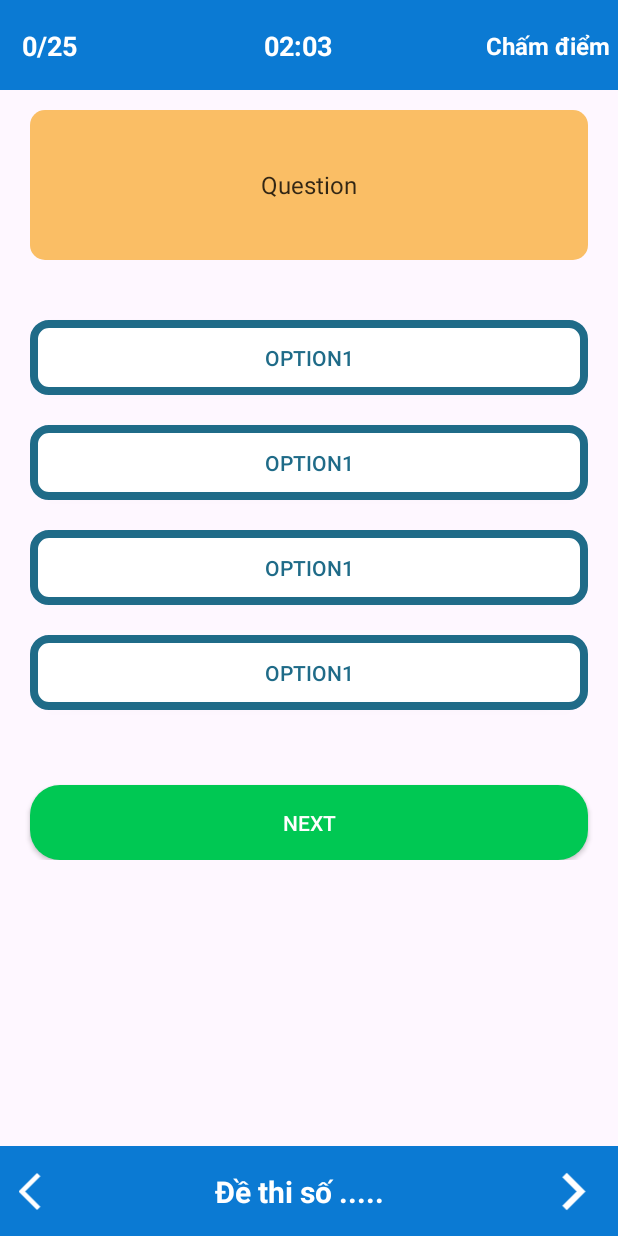
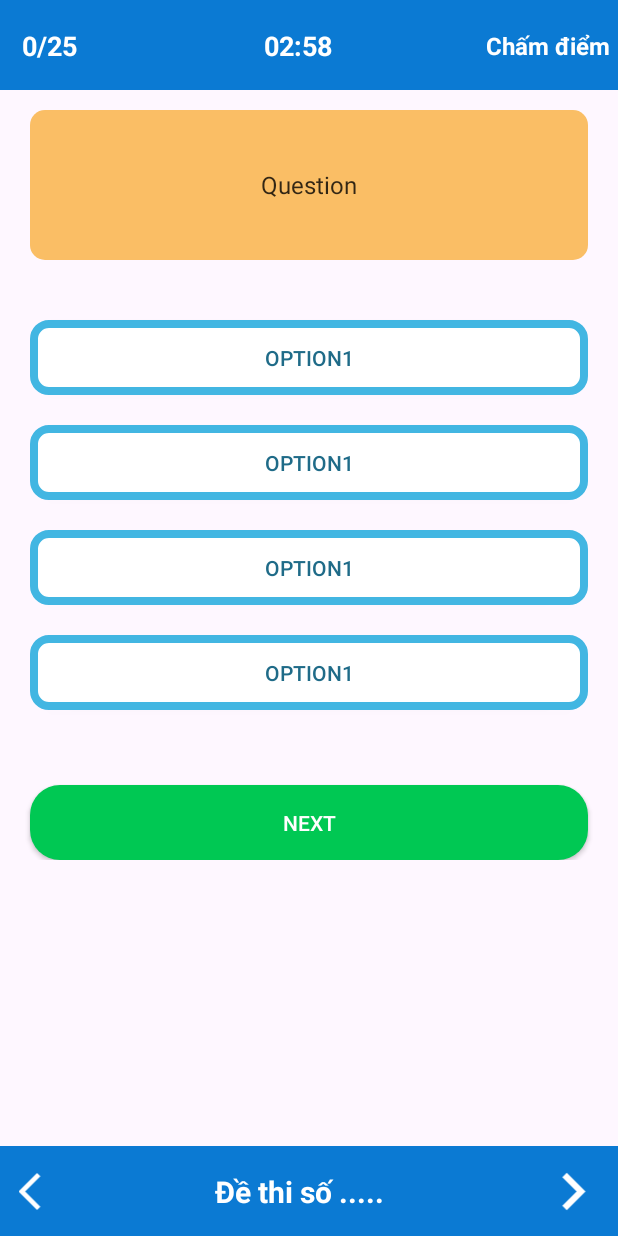
Before and after one commit to trieutct/BTL_LapTrinhMobile, an Android app: the TrangThiActivity screen opened directly, with no data from a screen before it, on a phone screen of 412 x 824 dp. Run offline under Robolectric (Android 15) with nearby library versions, the light colour scheme and no system bars; 1 statement that could not run was skipped.

Commit message:
done khi ấn vào đề thi và lấy đc mã đề thi

```diff
--- a/app/src/main/java/com/example/app_thibanglaixe/TrangThiActivity.java
+++ b/app/src/main/java/com/example/app_thibanglaixe/TrangThiActivity.java
@@ -18,10 +18,11 @@
 import java.util.TimerTask;
 public class TrangThiActivity extends AppCompatActivity {
     private int Phut = 2;
-    private int Giay = 5;
+    private int Giay = 60;
     private Timer quiziTimer;
     //private Handler handler;
     private TextView txtThoiGianThi;
+    private String MaDeThi;
     @Override
     protected void onCreate(Bundle savedInstanceState) {
         super.onCreate(savedInstanceState);
@@ -30,8 +31,8 @@
         settimer();
 
 
-
-        ///ok
+        MaDeThi=getIntent().getStringExtra("MaDeThi");
+        Toast.makeText(this, MaDeThi, Toast.LENGTH_SHORT).show();
     }
 
     private void settimer() {
@@ -54,19 +55,18 @@
                         }
                     });
                 }
-                else if(Phut==2 && Giay==00)
+                else if(Phut==2 && Giay==0)
                 {
                     Phut--;
-                    Giay =5;
+                    Giay =59;
                     txtThoiGianThi.setTextColor(Color.RED);
                 }
                 else if (Giay == 0) {
                     Phut--;
-                    Giay = 5;
+                    Giay = 59;
                 } else {
                     Giay--;
                 }
-
                 runOnUiThread(new Runnable() {
                     @Override
                     public void run() {
@@ -81,7 +81,6 @@
         String finalSeconds = String.format("%02d", Giay);
         txtThoiGianThi.setText(finalMinutes + ":" + finalSeconds);
     }
-
     private void cancelTimer() {
         if (quiziTimer != null) {
             quiziTimer.cancel();
--- a/app/src/main/res/drawable/round_back_options.xml
+++ b/app/src/main/res/drawable/round_back_options.xml
@@ -2,7 +2,7 @@
 <shape xmlns:android="http://schemas.android.com/apk/res/android"
     android:shape="rectangle">
     <solid android:color="#FFFF"/>
-    <stroke android:color="#1F6B88"
+    <stroke android:color="#42B6E2"
         android:width="5dp"/>
     <corners android:radius="10dp"/>
 </shape>
```
Also changed, not shown: app/src/main/java/com/example/app_thibanglaixe/Adapter/DeThiAdapter.java (+6 -1 lines).
